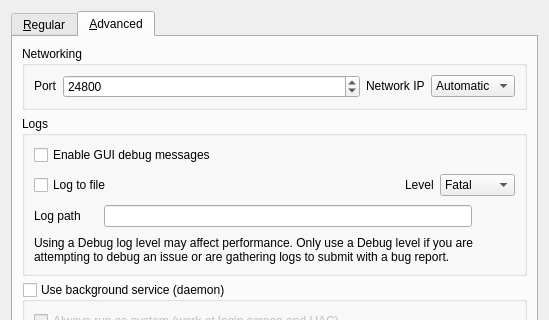
Above: src/lib/gui/dialogs/SettingsDialog.ui from deskflow/deskflow before the change; both pictures show x 0 to 549 and y 0 to 320 of the 549 by 755 pixel window. Below: the same form after it.
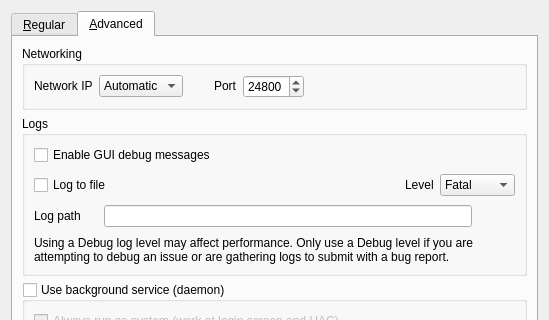
That is the form after the change. The open tabs and pages were chosen to show the change. Icons and pictures are not drawn.

Commit message: refactor: SettingsDialog adjust network section so IP is on left and port is on right

Diff of the .ui file:
```diff
--- a/src/lib/gui/dialogs/SettingsDialog.ui
+++ b/src/lib/gui/dialogs/SettingsDialog.ui
@@ -347,10 +347,54 @@
           <string>Networking</string>
          </property>
          <layout class="QHBoxLayout" name="horizontalLayout">
+          <item>
+           <widget class="QLabel" name="lblNetworkIp">
+            <property name="sizePolicy">
+             <sizepolicy hsizetype="Maximum" vsizetype="Fixed">
+              <horstretch>0</horstretch>
+              <verstretch>0</verstretch>
+             </sizepolicy>
+            </property>
+            <property name="text">
+             <string>Network IP</string>
+            </property>
+           </widget>
+          </item>
+          <item>
+           <widget class="QComboBox" name="comboInterface">
+            <property name="sizePolicy">
+             <sizepolicy hsizetype="Maximum" vsizetype="Fixed">
+              <horstretch>0</horstretch>
+              <verstretch>0</verstretch>
+             </sizepolicy>
+            </property>
+            <item>
+             <property name="text">
+              <string>Automatic</string>
+             </property>
+            </item>
+           </widget>
+          </item>
+          <item>
+           <spacer name="horizontalSpacer">
+            <property name="orientation">
+             <enum>Qt::Orientation::Horizontal</enum>
+            </property>
+            <property name="sizeType">
+             <enum>QSizePolicy::Policy::Fixed</enum>
+            </property>
+            <property name="sizeHint" stdset="0">
+             <size>
+              <width>25</width>
+              <height>20</height>
+             </size>
+            </property>
+           </spacer>
+          </item>
           <item>
            <widget class="QLabel" name="lblPort">
             <property name="sizePolicy">
-             <sizepolicy hsizetype="Preferred" vsizetype="Fixed">
+             <sizepolicy hsizetype="Maximum" vsizetype="Fixed">
               <horstretch>0</horstretch>
               <verstretch>0</verstretch>
              </sizepolicy>
@@ -366,7 +410,7 @@
              <bool>true</bool>
             </property>
             <property name="sizePolicy">
-             <sizepolicy hsizetype="MinimumExpanding" vsizetype="Fixed">
+             <sizepolicy hsizetype="Maximum" vsizetype="Fixed">
               <horstretch>0</horstretch>
               <verstretch>0</verstretch>
              </sizepolicy>
@@ -380,26 +424,17 @@
            </widget>
           </item>
           <item>
-           <widget class="QLabel" name="lblNetworkIp">
-            <property name="sizePolicy">
-             <sizepolicy hsizetype="Preferred" vsizetype="Fixed">
-              <horstretch>0</horstretch>
-              <verstretch>0</verstretch>
-             </sizepolicy>
+           <spacer name="horizontalSpacer_3">
+            <property name="orientation">
+             <enum>Qt::Orientation::Horizontal</enum>
             </property>
-            <property name="text">
-             <string>Network IP</string>
+            <property name="sizeHint" stdset="0">
+             <size>
+              <width>40</width>
+              <height>20</height>
+             </size>
             </property>
-           </widget>
-          </item>
-          <item>
-           <widget class="QComboBox" name="comboInterface">
-            <item>
-             <property name="text">
-              <string>Automatic</string>
-             </property>
-            </item>
-           </widget>
+           </spacer>
           </item>
          </layout>
         </widget>
```
Left out of the diff: 2 changed lines with no effect on the pictures.
